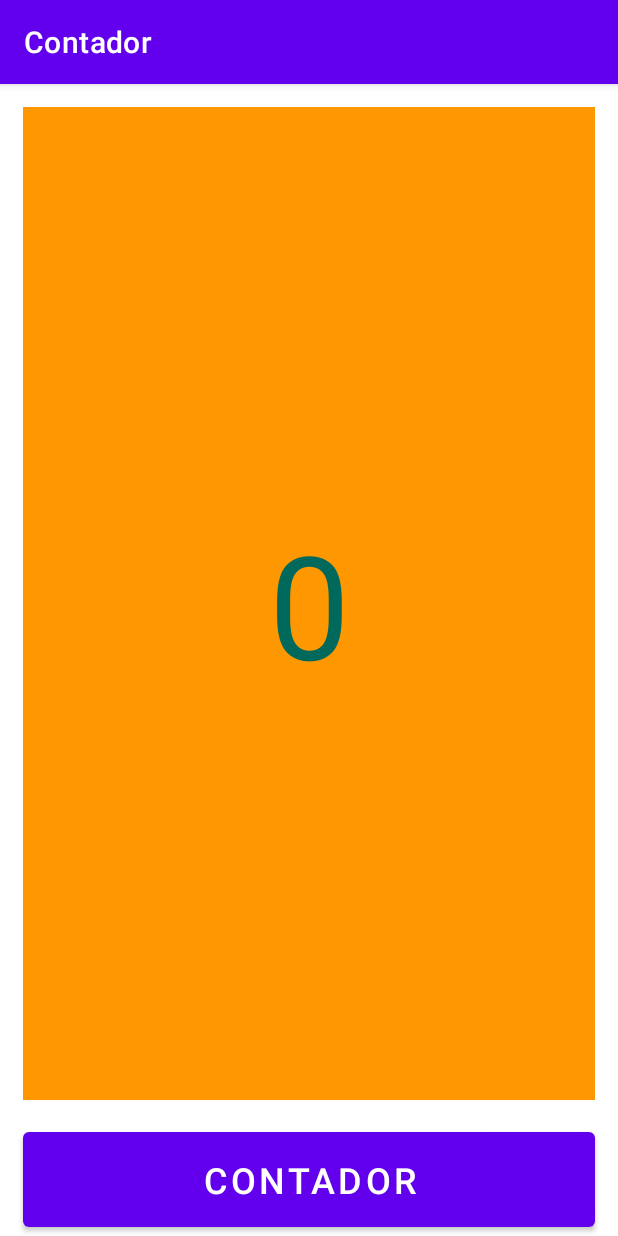
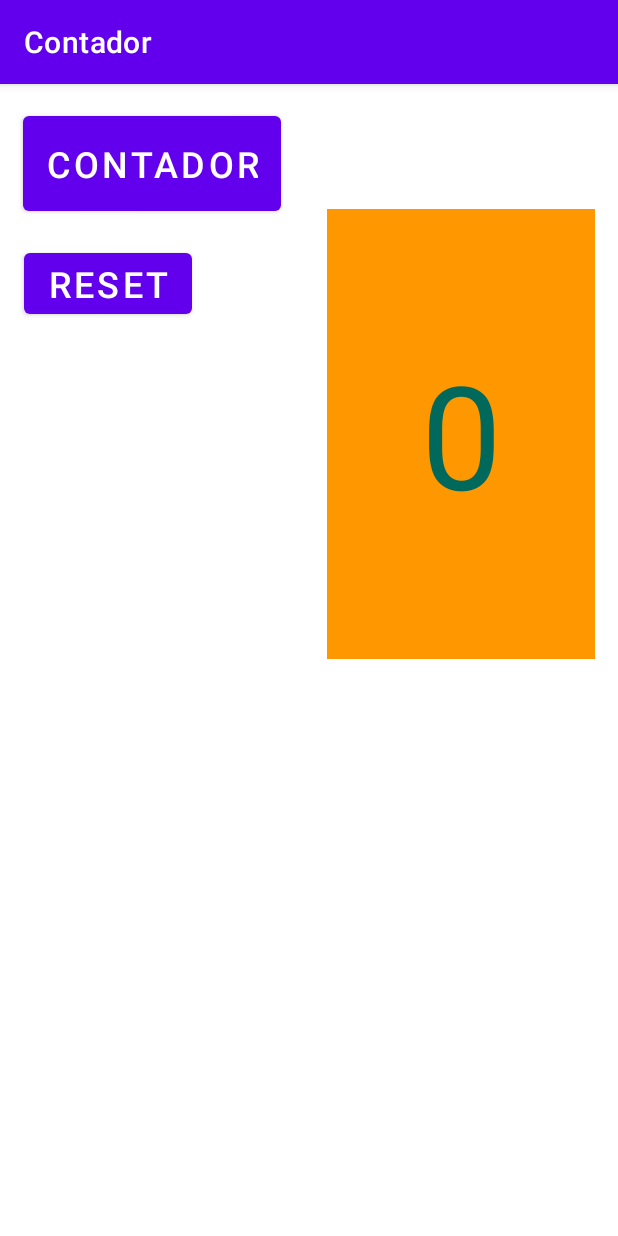
Before and after one commit to Ivi1512/Contador, an Android app: the screen it shows after launch (MainActivity), on a phone screen of 412 x 824 dp. Run offline under Robolectric (Android 15) with nearby library versions, the phone set to English and light mode, and no system bars.

Commit message:
ContadorRelativeLayou

```diff
--- a/app/src/main/res/layout/activity_main.xml
+++ b/app/src/main/res/layout/activity_main.xml
@@ -1,28 +1,14 @@
 <?xml version="1.0" encoding="utf-8"?>
-<LinearLayout xmlns:android="http://schemas.android.com/apk/res/android"
+<RelativeLayout xmlns:android="http://schemas.android.com/apk/res/android"
     xmlns:tools="http://schemas.android.com/tools"
     android:layout_width="match_parent"
     android:layout_height="match_parent"
     android:orientation="vertical"
     tools:context=".MainActivity">
 
-    <TextView
-        android:id="@+id/txt_numero"
-        android:layout_width="match_parent"
-        android:layout_height="300dp"
-        android:layout_marginStart="15dp"
-        android:layout_marginTop="15dp"
-        android:layout_marginEnd="15dp"
-        android:layout_weight="1"
-        android:background="#FF9800"
-        android:gravity="center"
-        android:text="@string/numero"
-        android:textColor="#00695C"
-        android:textSize="96sp" />
-
     <Button
         android:id="@+id/bt_Contador"
-        android:layout_width="match_parent"
+        android:layout_width="wrap_content"
         android:layout_height="wrap_content"
         android:layout_marginStart="15dp"
         android:layout_marginTop="15dp"
@@ -32,4 +18,33 @@
         android:text="@string/contador"
         android:textSize="24sp" />
 
-</LinearLayout>
+    <TextView
+        android:id="@+id/txt_numero"
+        android:layout_width="match_parent"
+        android:layout_height="300dp"
+        android:layout_below="@id/bt_Reset"
+        android:layout_marginStart="15dp"
+        android:layout_marginLeft="29dp"
+        android:layout_marginTop="-92dp"
+        android:layout_marginEnd="15dp"
+        android:layout_toRightOf="@id/bt_Contador"
+        android:background="#FF9800"
+        android:gravity="center"
+        android:text="@string/numero"
+        android:textColor="#00695C"
+        android:textSize="96sp" />
+
+    <Button
+        android:id="@+id/bt_Reset"
+        android:layout_width="wrap_content"
+        android:layout_height="wrap_content"
+        android:layout_below="@id/bt_Contador"
+        android:layout_marginStart="16dp"
+        android:layout_marginTop="16dp"
+        android:layout_marginEnd="16dp"
+        android:layout_marginBottom="16dp"
+        android:onClick="reset"
+        android:text="@string/reset"
+        android:textSize="24sp" />
+
+</RelativeLayout>
```
